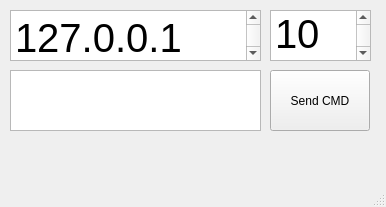
wendeliu/UDPtool, file mainwindow.ui: the form before one commit.
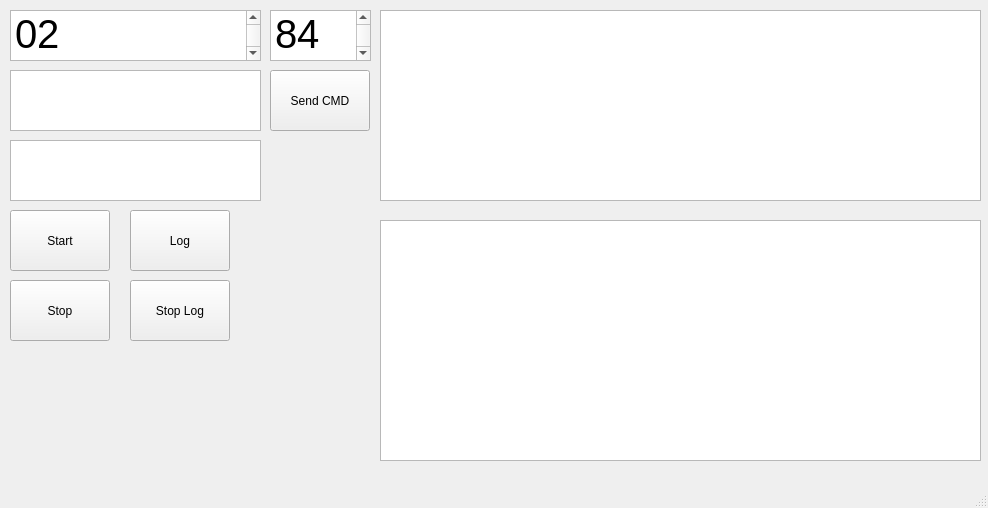
The form after the commit.

```diff
--- a/mainwindow.ui
+++ b/mainwindow.ui
@@ -6,8 +6,8 @@
    <rect>
     <x>0</x>
     <y>0</y>
-    <width>386</width>
-    <height>207</height>
+    <width>988</width>
+    <height>508</height>
    </rect>
   </property>
   <property name="windowTitle">
@@ -29,7 +29,7 @@
      </font>
     </property>
     <property name="plainText">
-     <string>127.0.0.1</string>
+     <string>192.168.1.202</string>
     </property>
    </widget>
    <widget class="QPlainTextEdit" name="plainTextEdit_2">
@@ -47,7 +47,7 @@
      </font>
     </property>
     <property name="plainText">
-     <string>10010</string>
+     <string>10084</string>
     </property>
    </widget>
    <widget class="QPlainTextEdit" name="plainTextEdit_3">
@@ -73,6 +73,91 @@
      <string>Send CMD</string>
     </property>
    </widget>
+   <widget class="QPlainTextEdit" name="plainTextEdit_4">
+    <property name="geometry">
+     <rect>
+      <x>10</x>
+      <y>140</y>
+      <width>251</width>
+      <height>61</height>
+     </rect>
+    </property>
+   </widget>
+   <widget class="QGraphicsView" name="graphicsView">
+    <property name="geometry">
+     <rect>
+      <x>380</x>
+      <y>10</y>
+      <width>601</width>
+      <height>191</height>
+     </rect>
+    </property>
+    <property name="interactive">
+     <bool>true</bool>
+    </property>
+   </widget>
+   <widget class="QPushButton" name="start">
+    <property name="geometry">
+     <rect>
+      <x>10</x>
+      <y>210</y>
+      <width>100</width>
+      <height>61</height>
+     </rect>
+    </property>
+    <property name="text">
+     <string>Start</string>
+    </property>
+   </widget>
+   <widget class="QPushButton" name="stop">
+    <property name="geometry">
+     <rect>
+      <x>10</x>
+      <y>280</y>
+      <width>100</width>
+      <height>61</height>
+     </rect>
+    </property>
+    <property name="text">
+     <string>Stop</string>
+    </property>
+   </widget>
+   <widget class="QPushButton" name="log">
+    <property name="geometry">
+     <rect>
+      <x>130</x>
+      <y>210</y>
+      <width>100</width>
+      <height>61</height>
+     </rect>
+    </property>
+    <property name="text">
+     <string>Log</string>
+    </property>
+   </widget>
+   <widget class="QPushButton" name="stop_log">
+    <property name="geometry">
+     <rect>
+      <x>130</x>
+      <y>280</y>
+      <width>100</width>
+      <height>61</height>
+     </rect>
+    </property>
+    <property name="text">
+     <string>Stop Log</string>
+    </property>
+   </widget>
+   <widget class="QTableWidget" name="tableWidget">
+    <property name="geometry">
+     <rect>
+      <x>380</x>
+      <y>220</y>
+      <width>601</width>
+      <height>241</height>
+     </rect>
+    </property>
+   </widget>
   </widget>
   <widget class="QMenuBar" name="menubar">
    <property name="geometry">
```
Left out of the diff: 2 changed lines with no effect on the pictures.
